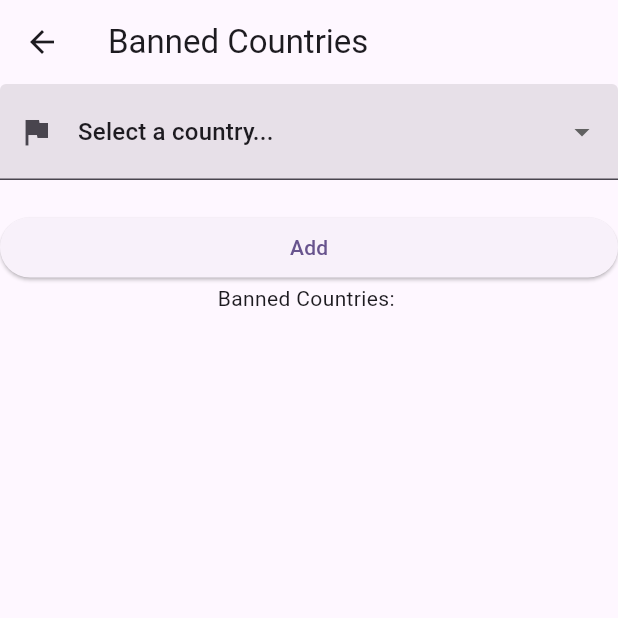
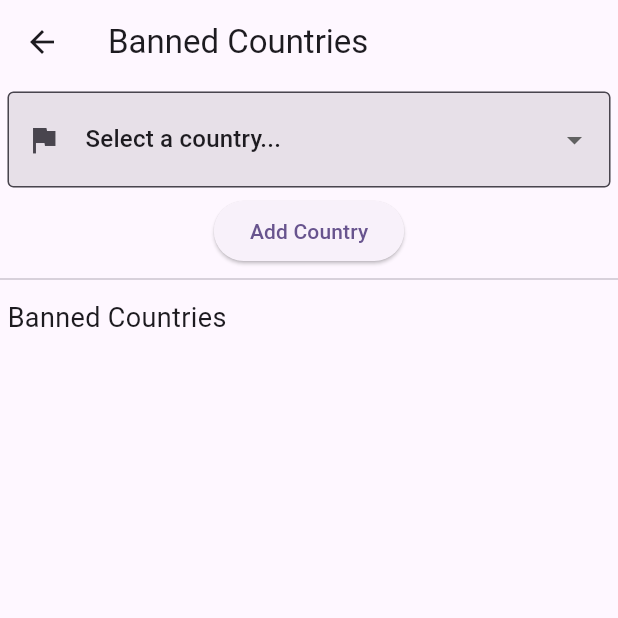
Before and after one commit to aloenobilis/cardly, a Flutter app: the screen it shows after launch, after a tap on the "settings" icon, after a tap on "Configure Banned Countries", on a phone screen of 412 x 824 dp, the top half of it. Run offline on Flutter 3.47's test engine with Material 2 defaults, Android fonts, the phone set to English and light mode, and no system bars; our stand-ins replace responsive_grid, rxdart, sqflite; missing offline and left inert: credit_card_scanner; accounts and stored records are empty.

Commit message:
1.9 - styling

```diff
--- a/lib/screens/add_card_screen.dart
+++ b/lib/screens/add_card_screen.dart
@@ -68,12 +68,12 @@ class _AddCardScreenState extends State<AddCardScreen> {
               } else {
                 setState(() => cardType = CardIssuers.kdefault);
               }
-
               bloc.changeNumber(number);
             }
           },
           keyboardType: TextInputType.number,
           decoration: InputDecoration(
+            border: const OutlineInputBorder(),
             hintStyle: TextStyle(color: Colors.grey[600]),
             hintText: '1234 4567 8910 1112',
             labelText: 'Card Number',
@@ -125,6 +125,13 @@ class _AddCardScreenState extends State<AddCardScreen> {
     );
   }
 
+  Widget kpadding(Widget child) {
+    return Padding(
+      padding: const EdgeInsets.symmetric(vertical: 5.0, horizontal: 5.0),
+      child: child,
+    );
+  }
+
   @override
   Widget build(BuildContext context) {
     /*------------^------------*
@@ -144,9 +151,9 @@ class _AddCardScreenState extends State<AddCardScreen> {
       ),
       body: SingleChildScrollView(
         child: ResponsiveGridRow(children: [
-          ResponsiveGridCol(child: numberField(bloc)),
-          ResponsiveGridCol(child: cvvField(bloc)),
-          ResponsiveGridCol(child: countryField(bloc)),
+          ResponsiveGridCol(child: kpadding(numberField(bloc))),
+          ResponsiveGridCol(child: kpadding(cvvField(bloc))),
+          ResponsiveGridCol(child: kpadding(countryField(bloc))),
           ResponsiveGridCol(
               child: errorMessage == null
                   ? const Text('')
--- a/lib/screens/banned_countries_screen.dart
+++ b/lib/screens/banned_countries_screen.dart
@@ -42,6 +42,13 @@ class _BannedCountriesScreenState extends State<BannedCountriesScreen> {
     }
   }
 
+  Widget kpadding(Widget child) {
+    return Padding(
+      padding: const EdgeInsets.symmetric(vertical: 5.0, horizontal: 5.0),
+      child: child,
+    );
+  }
+
   Widget bannedCountryField(BannedCountriesBloc bloc) {
     return StreamBuilder(
       stream: bloc.country,
@@ -61,6 +68,7 @@ class _BannedCountriesScreenState extends State<BannedCountriesScreen> {
           },
           value: initialCountryValue,
           decoration: InputDecoration(
+            border: const OutlineInputBorder(),
             contentPadding: const EdgeInsets.fromLTRB(10, 20, 10, 20),
             filled: true,
             errorText:
@@ -93,22 +101,32 @@ class _BannedCountriesScreenState extends State<BannedCountriesScreen> {
             }
           }
         },
-        child: const Text("Add"));
+        child: const Text("Add Country"));
   }
 
   Widget bannedCountriesList() {
     return SingleChildScrollView(
       child: Column(
+        mainAxisAlignment: MainAxisAlignment.start,
+        crossAxisAlignment: CrossAxisAlignment.start,
         children: [
-          const Text("Banned Countries: "),
+          Divider(),
+          kpadding(
+            const Text(
+              "Banned Countries",
+              style: TextStyle(fontSize: 18),
+              textAlign: TextAlign.start,
+            ),
+          ),
           ListView.builder(
             shrinkWrap: true,
             physics: const NeverScrollableScrollPhysics(),
             itemCount: bannedCountries!.countries!.length,
             itemBuilder: (BuildContext conetxt, int index) {
-              return ListTile(
-                subtitle: Text(bannedCountries!.countries![index]),
-              );
+              return kpadding(Text(
+                "- ${bannedCountries!.countries![index]}",
+                style: TextStyle(fontSize: 14, fontWeight: FontWeight.bold),
+              ));
             },
           )
         ],
@@ -136,15 +154,18 @@ class _BannedCountriesScreenState extends State<BannedCountriesScreen> {
       ),
       body: SingleChildScrollView(
         child: ResponsiveGridRow(children: [
-          ResponsiveGridCol(child: bannedCountryField(bloc)),
+          ResponsiveGridCol(child: kpadding(bannedCountryField(bloc))),
           ResponsiveGridCol(
               child: errorMessageAddBannedCountry == null
-                  ? const Text('')
+                  ? Container()
                   : Text(
                       errorMessageAddBannedCountry!,
                       style: const TextStyle(color: Colors.red),
                     )),
-          ResponsiveGridCol(child: addBannedCountrySubmitButton(bloc)),
+          ResponsiveGridCol(
+              child: Center(
+            child: addBannedCountrySubmitButton(bloc),
+          )),
           ResponsiveGridCol(
               child: errorMessageGetBannedCountries == null
                   ? bannedCountriesList()
--- a/lib/screens/home_screen.dart
+++ b/lib/screens/home_screen.dart
@@ -73,17 +73,45 @@ class _HomeScreenState extends State<HomeScreen> {
         lg: 12,
         child: ResponsiveGridRow(children: [
           ResponsiveGridCol(
-              child: const Center(child: Text("Session Statistics: "))),
+              xs: 6,
+              md: 6,
+              lg: 6,
+              child: Center(
+                  child: RichText(
+                textAlign: TextAlign.center,
+                text: TextSpan(
+                  text: '$statNumberCards \n',
+                  style: const TextStyle(
+                      fontSize: 32,
+                      color: Colors.teal,
+                      fontWeight: FontWeight.bold),
+                  children: const <TextSpan>[
+                    TextSpan(
+                        text: 'Cards',
+                        style: TextStyle(fontSize: 14, color: Colors.black54)),
+                  ],
+                ),
+              ))),
           ResponsiveGridCol(
               xs: 6,
               md: 6,
               lg: 6,
-              child: Center(child: Text("$statNumberCards Cards"))),
-          ResponsiveGridCol(
-              xs: 6,
-              md: 6,
-              lg: 6,
-              child: Center(child: Text("$statNumberCountries Countries"))),
+              child: Center(
+                  child: RichText(
+                textAlign: TextAlign.center,
+                text: TextSpan(
+                  text: '$statNumberCards \n',
+                  style: const TextStyle(
+                      fontSize: 32,
+                      color: Colors.teal,
+                      fontWeight: FontWeight.bold),
+                  children: const <TextSpan>[
+                    TextSpan(
+                        text: 'Countries',
+                        style: TextStyle(fontSize: 14, color: Colors.black54)),
+                  ],
+                ),
+              ))),
         ]));
   }
 
@@ -159,6 +187,8 @@ class _HomeScreenState extends State<HomeScreen> {
   Widget cardItem(BankCard card) {
     return InkWell(
       onTap: () {},
+      child: Padding(
+        padding: const EdgeInsets.symmetric(vertical: 2.0, horizontal: 5.0),
         child: Card(
           child: Container(
             padding: const EdgeInsets.all(4),
@@ -200,6 +230,7 @@ class _HomeScreenState extends State<HomeScreen> {
             ]),
           ),
         ),
+      ),
     );
   }
 
@@ -208,7 +239,7 @@ class _HomeScreenState extends State<HomeScreen> {
       child: Column(
         mainAxisAlignment: MainAxisAlignment.start,
         children: [
-          const Text("Cards from this session: "),
+          // const Text("Cards from this session: "),
           ListView.builder(
               shrinkWrap: true,
               physics: const NeverScrollableScrollPhysics(),
@@ -246,6 +277,13 @@ class _HomeScreenState extends State<HomeScreen> {
     );
   }
 
+  ResponsiveGridCol kpadding() {
+    return ResponsiveGridCol(
+        child: const Padding(
+      padding: EdgeInsets.symmetric(vertical: 10),
+    ));
+  }
+
   @override
   Widget build(BuildContext context) {
     /*------------^------------*
@@ -272,10 +310,12 @@ class _HomeScreenState extends State<HomeScreen> {
       ),
       body: SingleChildScrollView(
         child: ResponsiveGridRow(children: [
+          // STATS
+          stats(),
+          kpadding(),
           // BUTTONS
           buttons(),
-          // STATS
-          stats(),
+          kpadding(),
           // CARDS FROM TODAY LIST
           errorMessageGetCards == null
               ? ResponsiveGridCol(
--- a/lib/widgets/country_field.dart
+++ b/lib/widgets/country_field.dart
@@ -18,6 +18,7 @@ Widget countryField(CardBloc bloc) {
         },
         value: initialCountryValue,
         decoration: InputDecoration(
+          border: const OutlineInputBorder(),
           contentPadding: const EdgeInsets.fromLTRB(10, 20, 10, 20),
           filled: true,
           // ignore: prefer_null_aware_operators
--- a/lib/widgets/cvv_field.dart
+++ b/lib/widgets/cvv_field.dart
@@ -9,6 +9,7 @@ Widget cvvField(CardBloc bloc) {
         onChanged: bloc.changeCvv,
         keyboardType: TextInputType.number,
         decoration: InputDecoration(
+          border: const OutlineInputBorder(),
           hintStyle: TextStyle(color: Colors.grey[600]),
           hintText: '123',
           labelText: 'CVV',
```
Also changed, not shown: 1 other file. Lines whose indentation alone changed are shown as unchanged.
